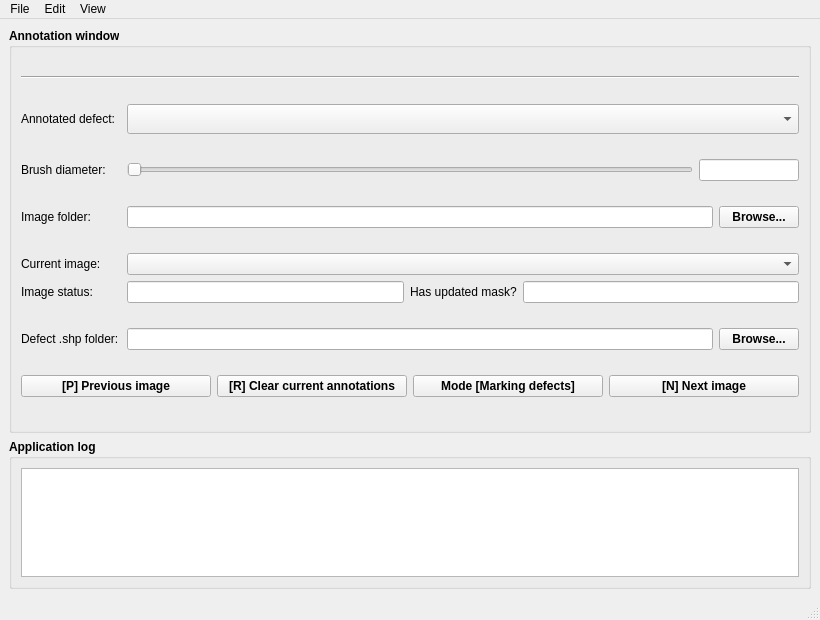
is-centre/datm-annotation-tool, file ui/datmant.ui: the form before one commit.
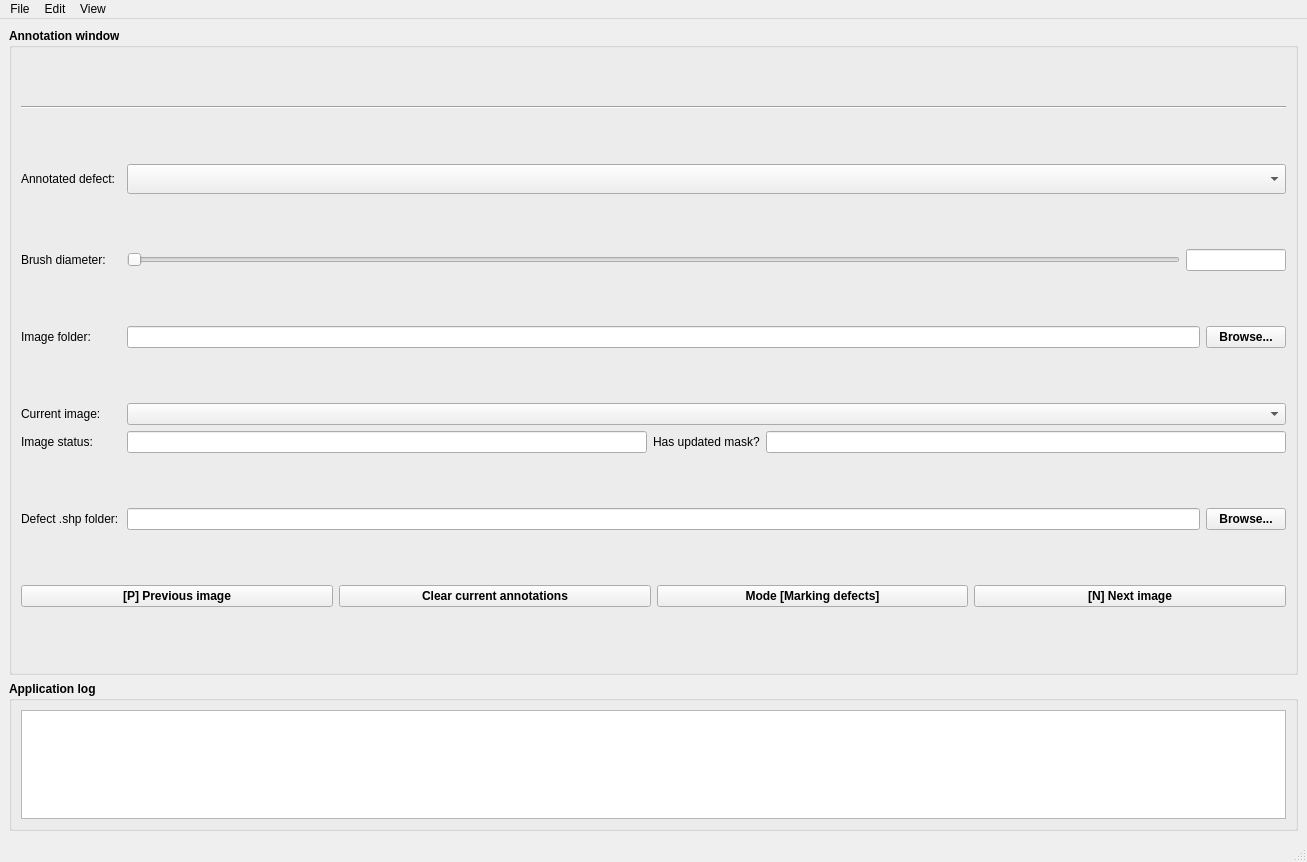
The form after the commit.

Commit message:
[SmallCorrections] Added a few features
Added keyboard shortcuts for the first 9 defects
Removed the [R] shortcut - too destructive with no undo support
Removed redundant checkbox for loading TK defects, they are always
loaded as long as shp files are on path.

The edit to the form file:
```diff
--- a/ui/datmant.ui
+++ b/ui/datmant.ui
@@ -6,8 +6,8 @@
    <rect>
     <x>0</x>
     <y>0</y>
-    <width>820</width>
-    <height>620</height>
+    <width>1307</width>
+    <height>862</height>
    </rect>
   </property>
   <property name="minimumSize">
@@ -358,10 +358,7 @@
             <bool>true</bool>
            </property>
            <property name="text">
-            <string>[R] Clear current annotations</string>
-           </property>
-           <property name="shortcut">
-            <string>R</string>
+            <string>Clear current annotations</string>
            </property>
           </widget>
          </item>
@@ -434,8 +431,8 @@
     <rect>
      <x>0</x>
      <y>0</y>
-     <width>820</width>
-     <height>22</height>
+     <width>1307</width>
+     <height>36</height>
     </rect>
    </property>
    <widget class="QMenu" name="menuFile">
```
Left out of the diff: 1 changed line with no effect on the pictures. The commit also changes 2 other files.
